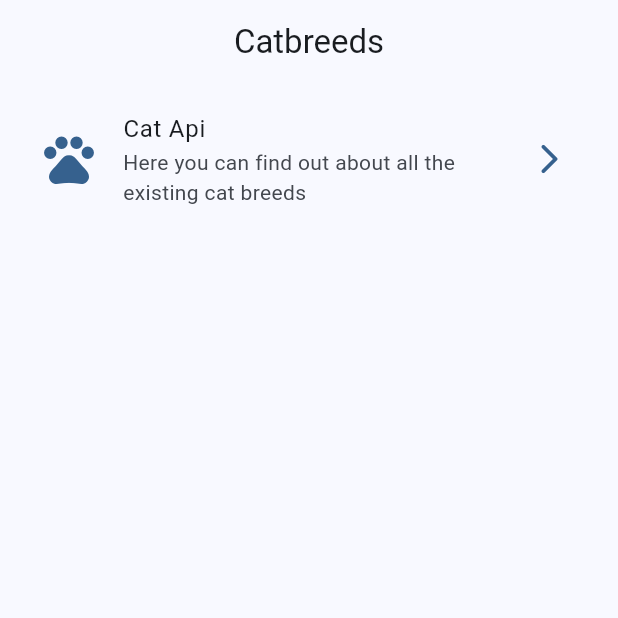
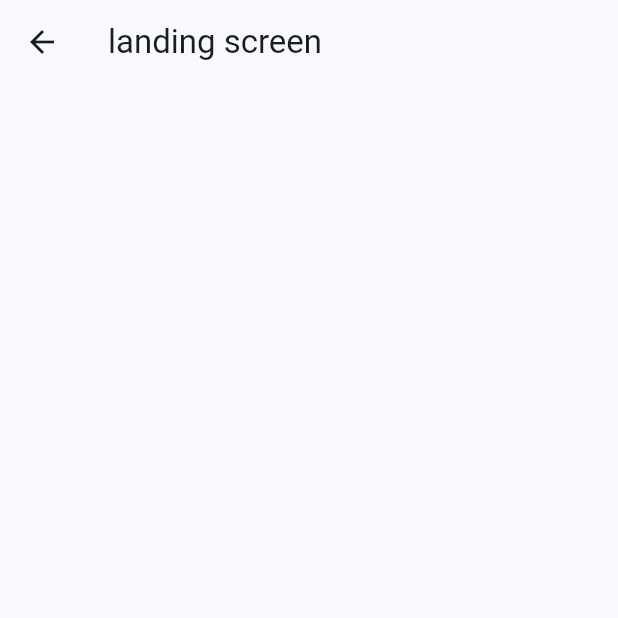
Before and after one commit to jenni-03/Api-cat, a Flutter app: the screen it shows after launch, after a tap on "Cat Api", on a phone screen of 412 x 824 dp, the top half of it. Run offline on Flutter 3.47's test engine with Material 3 defaults, Android fonts, the phone set to English and light mode, and no system bars.

Commit message:
Rutas iniciales configuradas

```diff
--- a/lib/config/index/menu_items.dart
+++ b/lib/config/index/menu_items.dart
@@ -19,7 +19,7 @@ class MenuItem {
     MenuItem(
       title: 'Cat Api',
       subtitle: 'Here you can find out about all the existing cat breeds',
-      link: 'link',
+      link: '/landing',
       icon: Icons.pets_rounded,
     ),
   ];
--- a/lib/main.dart
+++ b/lib/main.dart
@@ -1,6 +1,7 @@
 import 'package:flutter/material.dart';
 import 'package:widgets_app/config/theme/app_theme.dart';
 import 'package:widgets_app/presentation/screens/home/home_screen.dart';
+import 'package:widgets_app/presentation/screens/landing/landing_screen.dart';
 
 void main() {
   runApp(const MainApp());
@@ -15,6 +16,10 @@ class MainApp extends StatelessWidget {
       debugShowCheckedModeBanner: false,
       theme: AppTheme(selectedColor: 1).getTheme(),
       home: const HomeScreen(),
+      routes: {
+        '/landing': (context) => const LandingScreen(),
+        //añadir las rutas de las otras screens
+      },
     );
   }
 }
--- a/lib/presentation/screens/home/home_screen.dart
+++ b/lib/presentation/screens/home/home_screen.dart
@@ -1,5 +1,6 @@
 import 'package:flutter/material.dart';
 import 'package:widgets_app/config/index/menu_items.dart';
+import 'package:widgets_app/presentation/screens/landing/landing_screen.dart';
 
 class HomeScreen extends StatelessWidget {
   const HomeScreen({super.key});
@@ -16,6 +17,7 @@ class HomeScreen extends StatelessWidget {
   }
 }
 
+//Muestra cada item en el home
 class _HomeView extends StatelessWidget {
   const _HomeView();
 
@@ -32,6 +34,7 @@ class _HomeView extends StatelessWidget {
   }
 }
 
+//Obtiene cada item y lo envia al home
 class _CustomListTitle extends StatelessWidget {
   const _CustomListTitle({
     required this.menuItem,
@@ -41,17 +44,29 @@ class _CustomListTitle extends StatelessWidget {
 
   @override
   Widget build(BuildContext context) {
-
     final colors = Theme.of(context).colorScheme;
 
     return ListTile(
-      leading: Icon(menuItem.icon, color: colors.primary, size: 40,),
-      trailing: Icon(Icons.arrow_forward_ios_rounded, color: colors.primary,),
+      leading: Icon(
+        menuItem.icon,
+        color: colors.primary,
+        size: 40,
+      ),
+      trailing: Icon(
+        Icons.arrow_forward_ios_rounded,
+        color: colors.primary,
+      ),
       title: Text(menuItem.title),
       subtitle: Text(menuItem.subtitle),
       //navegar a otra pantalla
-      onTap: (){
-
+      onTap: () {
+        // Navigator.push(
+        //   context,
+        //   MaterialPageRoute(
+        //     builder: (context) => const LandingScreen()
+        //   ),
+        // );
+        Navigator.pushNamed(context, menuItem.link);
       },
     );
   }
--- /dev/null
+++ b/lib/presentation/screens/landing/landing_screen.dart
@@ -0,0 +1,14 @@
+import 'package:flutter/material.dart';
+
+class LandingScreen extends StatelessWidget {
+  const LandingScreen({super.key});
+
+  @override
+  Widget build(BuildContext context) {
+    return Scaffold(
+      appBar: AppBar(
+        title: Text('landing screen'),
+      ),
+    );
+  }
+}
```
Also changed, not shown: lib/presentation/screens/landing/detail_screen.dart (added, +14 -0 lines), lib/presentation/screens/landing/detail_scroll_screen.dart (added, +14 -0 lines).
